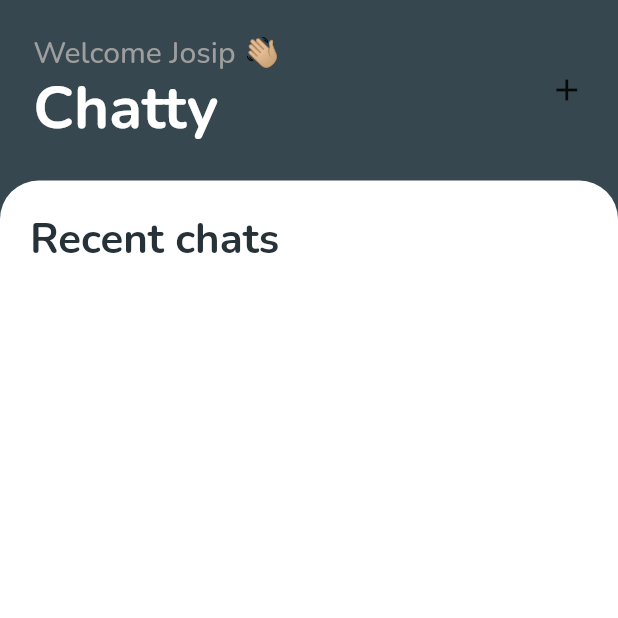
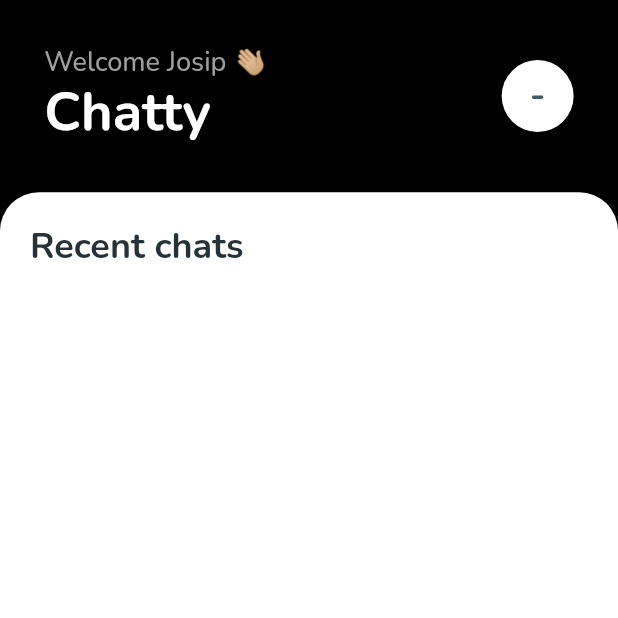
Before and after one commit to jokilic/chatty, a Flutter app: the screen it shows after launch, on a phone screen of 412 x 824 dp, the top half of it. Run offline on Flutter 3.47's test engine with Material 2 defaults, Android fonts, the light colour scheme and no system bars; our stand-ins replace cloud_firestore, device_info_plus, firebase_auth, firebase_core, flutter_native_splash, flutter_screenutil and 10 more; missing offline and left inert: audio_session, camera_web, cloud_firestore_web, connectivity_plus_web, device_info_plus_web, firebase_auth_web and 12 more; accounts and stored records are empty; network calls fail.

Commit message:
Work in ChatScreen

```diff
--- a/lib/constants/text_styles.dart
+++ b/lib/constants/text_styles.dart
@@ -8,25 +8,49 @@ class ChattyTextStyles {
   /// ----------------
   static final chatWelcome = GoogleFonts.nunito(
     color: Colors.grey,
-    fontSize: 20.sp,
+    fontSize: 18.sp,
     fontWeight: FontWeight.w500,
     height: 1.25,
   );
   static final chatWelcomeChatty = GoogleFonts.nunito(
     color: Colors.white,
-    fontSize: 40.sp,
+    fontSize: 36.sp,
     fontWeight: FontWeight.w700,
     height: 1.25,
   );
   static final chatRecentChats = GoogleFonts.nunito(
     color: Colors.blueGrey[900],
-    fontSize: 28.sp,
+    fontSize: 24.sp,
     fontWeight: FontWeight.w700,
     height: 1.25,
   );
-  static final chatRecentChatsText = GoogleFonts.nunito(
+  static final chatUserIconLetter = GoogleFonts.nunito(
+    color: Colors.blueGrey[700],
+    fontSize: 24.sp,
+    fontWeight: FontWeight.w700,
+    height: 1.25,
+  );
+  static final chatIconLetter = GoogleFonts.nunito(
+    color: Colors.white,
+    fontSize: 24.sp,
+    fontWeight: FontWeight.w700,
+    height: 1.25,
+  );
+  static final chatUsername = GoogleFonts.nunito(
     color: Colors.blueGrey[700],
     fontSize: 20.sp,
+    fontWeight: FontWeight.w800,
+    height: 1.25,
+  );
+  static final chatMessage = GoogleFonts.nunito(
+    color: Colors.blueGrey[700],
+    fontSize: 16.sp,
+    fontWeight: FontWeight.w500,
+    height: 1.25,
+  );
+  static final chatTime = GoogleFonts.nunito(
+    color: Colors.blueGrey[700],
+    fontSize: 14.sp,
     fontWeight: FontWeight.w500,
     height: 1.25,
   );
--- a/lib/models/chatty_chat_user.dart
+++ b/lib/models/chatty_chat_user.dart
@@ -6,6 +6,8 @@ class ChattyChatUser {
   final String userPhotoURL;
   final String lastMessage;
   final DateTime lastMessageTime;
+  final bool lastMessageRead;
+  final bool lastMessageOutgoing;
 
   ChattyChatUser({
     required this.uid,
@@ -13,6 +15,8 @@ class ChattyChatUser {
     required this.userPhotoURL,
     required this.lastMessage,
     required this.lastMessageTime,
+    required this.lastMessageRead,
+    required this.lastMessageOutgoing,
   });
 
   ChattyChatUser copyWith({
@@ -21,6 +25,8 @@ class ChattyChatUser {
     String? userPhotoURL,
     String? lastMessage,
     DateTime? lastMessageTime,
+    bool? lastMessageRead,
+    bool? lastMessageOutgoing,
   }) =>
       ChattyChatUser(
         uid: uid ?? this.uid,
@@ -28,6 +34,8 @@ class ChattyChatUser {
         userPhotoURL: userPhotoURL ?? this.userPhotoURL,
         lastMessage: lastMessage ?? this.lastMessage,
         lastMessageTime: lastMessageTime ?? this.lastMessageTime,
+        lastMessageRead: lastMessageRead ?? this.lastMessageRead,
+        lastMessageOutgoing: lastMessageOutgoing ?? this.lastMessageOutgoing,
       );
 
   Map<String, dynamic> toMap() => {
@@ -36,6 +44,8 @@ class ChattyChatUser {
         'userPhotoURL': userPhotoURL,
         'lastMessage': lastMessage,
         'lastMessageTime': lastMessageTime.millisecondsSinceEpoch,
+        'lastMessageRead': lastMessageRead,
+        'lastMessageOutgoing': lastMessageOutgoing,
       };
 
   factory ChattyChatUser.fromMap(Map<String, dynamic> map) => ChattyChatUser(
@@ -44,6 +54,8 @@ class ChattyChatUser {
         userPhotoURL: map['userPhotoURL'] ?? '',
         lastMessage: map['lastMessage'] ?? '',
         lastMessageTime: DateTime.fromMillisecondsSinceEpoch(map['lastMessageTime']),
+        lastMessageRead: map['lastMessageRead'] ?? '',
+        lastMessageOutgoing: map['lastMessageOutgoing'] ?? '',
       );
 
   String toJson() => json.encode(toMap());
@@ -51,7 +63,8 @@ class ChattyChatUser {
   factory ChattyChatUser.fromJson(String source) => ChattyChatUser.fromMap(json.decode(source));
 
   @override
-  String toString() => 'ChattyChatUser(uid: $uid, displayName: $displayName, userPhotoURL: $userPhotoURL, lastMessage: $lastMessage, lastMessageTime: $lastMessageTime)';
+  String toString() =>
+      'ChattyChatUser(uid: $uid, displayName: $displayName, userPhotoURL: $userPhotoURL, lastMessage: $lastMessage, lastMessageTime: $lastMessageTime, lastMessageRead: $lastMessageRead, lastMessageOutgoing: $lastMessageOutgoing)';
 
   @override
   bool operator ==(Object other) {
@@ -64,9 +77,12 @@ class ChattyChatUser {
         other.displayName == displayName &&
         other.userPhotoURL == userPhotoURL &&
         other.lastMessage == lastMessage &&
-        other.lastMessageTime == lastMessageTime;
+        other.lastMessageTime == lastMessageTime &&
+        other.lastMessageRead == lastMessageRead &&
+        other.lastMessageOutgoing == lastMessageOutgoing;
   }
 
   @override
-  int get hashCode => uid.hashCode ^ displayName.hashCode ^ userPhotoURL.hashCode ^ lastMessage.hashCode ^ lastMessageTime.hashCode;
+  int get hashCode =>
+      uid.hashCode ^ displayName.hashCode ^ userPhotoURL.hashCode ^ lastMessage.hashCode ^ lastMessageTime.hashCode ^ lastMessageRead.hashCode ^ lastMessageOutgoing.hashCode;
 }
--- a/lib/screens/chat/chat_screen.dart
+++ b/lib/screens/chat/chat_screen.dart
@@ -1,19 +1,21 @@
 import 'package:flutter/material.dart';
 import 'package:flutter_screenutil/flutter_screenutil.dart';
 import 'package:get/get.dart';
+import 'package:timeago/timeago.dart' as timeago;
 
 import '../../constants/text_styles.dart';
+import '../../services/firestore_service.dart';
 import 'chat_controller.dart';
 
 class ChatScreen extends StatelessWidget {
   @override
   Widget build(BuildContext context) => Scaffold(
-        backgroundColor: Colors.blueGrey[800],
+        backgroundColor: Colors.black,
         body: SafeArea(
           child: Column(
             children: [
               Padding(
-                padding: EdgeInsets.all(24.r),
+                padding: EdgeInsets.all(32.r),
                 child: Row(
                   mainAxisAlignment: MainAxisAlignment.spaceBetween,
                   children: [
@@ -30,7 +32,20 @@ class ChatScreen extends StatelessWidget {
                         ),
                       ],
                     ),
-                    const Icon(Icons.add),
+                    IconButton(
+                      padding: EdgeInsets.zero,
+                      onPressed: () {},
+                      icon: CircleAvatar(
+                        radius: 32.r,
+                        backgroundColor: Colors.white,
+                        child: Obx(
+                          () => Text(
+                            Get.find<FirestoreService>().currentUser?.displayName.trim()[0] ?? '',
+                            style: ChattyTextStyles.chatUserIconLetter,
+                          ),
+                        ),
+                      ),
+                    ),
                   ],
                 ),
               ),
@@ -62,12 +77,46 @@ class ChatScreen extends StatelessWidget {
                               final chat = chats?[index];
 
                               return ListTile(
-                                trailing: Text(
-                                  chat?.userPhotoURL ?? 'no name',
+                                contentPadding: EdgeInsets.zero,
+                                leading: CircleAvatar(
+                                  radius: 32.r,
+                                  backgroundColor: Colors.black,
+                                  child: Text(
+                                    chat?.displayName.trim()[0] ?? '',
+                                    style: ChattyTextStyles.chatIconLetter,
+                                  ),
                                 ),
-                                leading: Text(
-                                  chat?.lastMessage ?? 'no idea',
-                                  style: ChattyTextStyles.chatRecentChatsText,
+                                title: Column(
+                                  crossAxisAlignment: CrossAxisAlignment.start,
+                                  children: [
+                                    Text(
+                                      chat?.displayName ?? 'no name',
+                                      style: ChattyTextStyles.chatUsername,
+                                    ),
+                                    SizedBox(height: 8.h),
+                                  ],
+                                ),
+                                subtitle: Text(
+                                  chat?.lastMessage ?? 'no message',
+                                  style: ChattyTextStyles.chatMessage,
+                                ),
+                                trailing: Column(
+                                  mainAxisAlignment: MainAxisAlignment.center,
+                                  crossAxisAlignment: CrossAxisAlignment.end,
+                                  children: [
+                                    Text(
+                                      timeago.format(
+                                        chat?.lastMessageTime ?? DateTime.now(),
+                                        locale: 'en_short',
+                                      ),
+                                      style: ChattyTextStyles.chatTime,
+                                    ),
+                                    SizedBox(height: 8.h),
+                                    Text(
+                                      chat?.userPhotoURL ?? 'no photo',
+                                      style: ChattyTextStyles.chatTime,
+                                    ),
+                                  ],
                                 ),
                               );
                             },
--- a/lib/services/firestore_service.dart
+++ b/lib/services/firestore_service.dart
@@ -17,6 +17,30 @@ class FirestoreService extends GetxService {
   /// ------------------------
 
   late final FirebaseFirestore firestore;
+
+  ///
+  final _currentUser = Rxn(
+    ChattyUser(
+      age: 0,
+      appVersion: '',
+      description: '',
+      device: '',
+      displayName: '-',
+      email: '',
+      facebook: '',
+      instagram: '',
+      isOnline: false,
+      lastSeenOnline: DateTime.now(),
+      latitude: 0,
+      longitude: 0,
+      phoneNumber: '',
+      photoURL: '',
+      twitter: '',
+      uid: '',
+    ),
+  );
+  ChattyUser? get currentUser => _currentUser.value;
+  set currentUser(ChattyUser? value) => _currentUser.value = value;
 
   /// ------------------------
   /// INIT
@@ -131,15 +155,12 @@ class FirestoreService extends GetxService {
     final userID = Get.find<AuthService>().currentUser?.uid;
 
     /// Get [Chats] [QuerySnapshot]
-    final userChatsQuerySnapshot = await firestore
-        .collection('users')
-        .doc(userID)
-        .collection('chats')
-        .withConverter<ChattyChat>(
+    final userChatRef = firestore.collection('users').doc(userID).collection('chats').withConverter<ChattyChat>(
           fromFirestore: (snapshot, _) => ChattyChat.fromMap(snapshot.data()!),
           toFirestore: (chat, _) => chat.toMap(),
-        )
-        .get();
+        );
+
+    final userChatsQuerySnapshot = await userChatRef.get();
 
     /// Parse fetched list to [List<ChattyChat>]
     final chats = userChatsQuerySnapshot.docs.map((chat) => chat.data()).toList();
@@ -167,6 +188,7 @@ class FirestoreService extends GetxService {
   Future<ChattyChatUser> createChattyChatUser({required ChattyChat user}) async {
     final chattyMessage = await getLatestMessage(otherUserID: user.userID);
     final chattyUser = await getUserFromID(userID: user.userID);
+    final currentUserID = Get.find<AuthService>().currentUser?.uid;
 
     final chatUser = ChattyChatUser(
       uid: user.userID,
@@ -174,6 +196,8 @@ class FirestoreService extends GetxService {
       userPhotoURL: chattyUser?.photoURL ?? 'no_url',
       lastMessage: chattyMessage.value,
       lastMessageTime: chattyMessage.timestamp,
+      lastMessageRead: chattyMessage.isRead,
+      lastMessageOutgoing: user.userID == currentUserID,
     );
 
     return chatUser;
@@ -243,20 +267,15 @@ class FirestoreService extends GetxService {
     final userID = Get.find<AuthService>().currentUser?.uid;
 
     /// Get [Messages] `reference` for current user
-    final userMessagesRef = await firestore
-        .collection('users')
-        .doc(userID)
-        .collection('chats')
-        .doc(otherUserID)
-        .collection('messages')
-        .withConverter<ChattyMessage>(
+    final userMessagesRef = firestore.collection('users').doc(userID).collection('chats').doc(otherUserID).collection('messages').withConverter<ChattyMessage>(
           fromFirestore: (snapshot, _) => ChattyMessage.fromMap(snapshot.data()!),
           toFirestore: (message, _) => message.toMap(),
-        )
-        .get();
+        );
+
+    final userMessagesQuerySnapshot = await userMessagesRef.get();
 
     /// Parse fetched list to [List<ChattyMessage>]
-    final messages = userMessagesRef.docs.map((message) => message.data()).toList();
+    final messages = userMessagesQuerySnapshot.docs.map((message) => message.data()).toList();
 
     logger
       ..v('FIRESTORE SERVICE')
```
Also changed, not shown: lib/services/auth_service.dart (+9 -2 lines), 1 other file.
